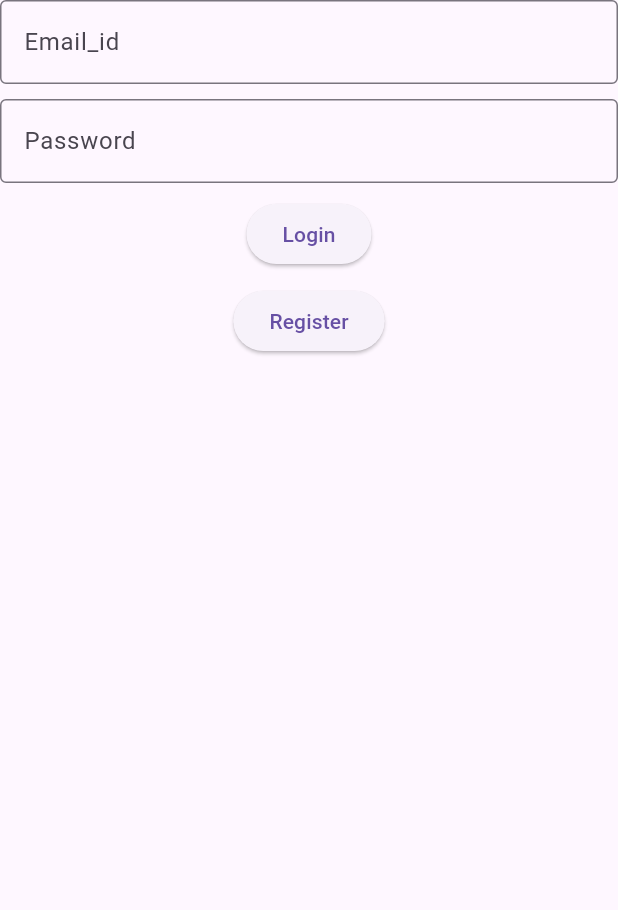
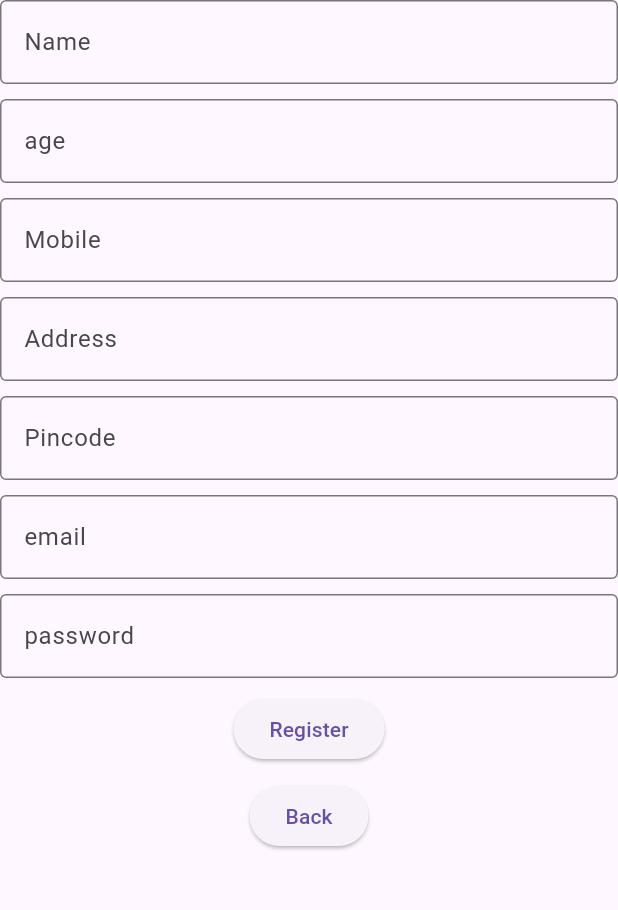
Before and after one commit to Naslanas/blog_app_frondend, a Flutter app: the screen it shows after launch, after a tap on "Register", on a phone screen of 412 x 824 dp, the part 84-994 px from its top. Run offline on Flutter 3.47's test engine with Material 3 defaults, Android fonts, the phone set to English and light mode, and no system bars.

Commit message:
Register page updated

```diff
--- a/lib/pages/menupage.dart
+++ b/lib/pages/menupage.dart
@@ -1,3 +1,4 @@
+import 'package:blog/pages/register.dart';
 import 'package:flutter/material.dart';
 
 class Menupage extends StatefulWidget {
@@ -42,7 +43,9 @@ class _MenupageState extends State<Menupage> {
               });
             }, child: Text("Login")),
             SizedBox(height: 10,),
-            ElevatedButton(onPressed: (){}, child: Text("Register"))
+            ElevatedButton(onPressed: (){
+              Navigator.push(context, MaterialPageRoute(builder: (context)=>Register()));
+            }, child: Text("Register"))
           ],
         ),
       ),
--- /dev/null
+++ b/lib/pages/register.dart
@@ -0,0 +1,84 @@
+import 'package:flutter/material.dart';
+
+class Register extends StatefulWidget {
+  const Register({super.key});
+
+  @override
+  State<Register> createState() => _RegisterState();
+}
+
+class _RegisterState extends State<Register> {
+  @override
+  Widget build(BuildContext context) {
+    return MaterialApp(
+      home: Scaffold(
+        appBar: AppBar(
+          backgroundColor: Colors.lightBlue,
+          title: Text("Blog App"),
+        ),
+        body: Container(
+          child: Column(
+            children: [
+              TextField(
+                decoration: InputDecoration(
+                    labelText: "Name",
+                    border: OutlineInputBorder()
+                ),
+              ),
+              SizedBox(height: 10,),
+              TextField(
+                decoration: InputDecoration(
+                    labelText: "age",
+                    border: OutlineInputBorder()
+                ),
+              ),
+              SizedBox(height: 10,),
+              TextField(
+                decoration: InputDecoration(
+                    labelText: "Mobile",
+                    border: OutlineInputBorder()
+                ),
+              ),
+              SizedBox(height: 10,),
+              TextField(
+                decoration: InputDecoration(
+                    labelText: "Address",
+                    border: OutlineInputBorder()
+                ),
+              ),
+              SizedBox(height: 10,),
+              TextField(
+                decoration: InputDecoration(
+                    labelText: "Pincode",
+                    border: OutlineInputBorder()
+                ),
+              ),
+              SizedBox(height: 10,),
+              TextField(
+                decoration: InputDecoration(
+                    labelText: "email",
+                    border: OutlineInputBorder()
+                ),
+              ),
+              SizedBox(height: 10,),
+              TextField(
+                decoration: InputDecoration(
+                    labelText: "password",
+                    border: OutlineInputBorder()
+                ),
+              ),
+              SizedBox(height: 10,),
+              ElevatedButton(onPressed: (){}, child: Text("Register")),
+              SizedBox(height: 10,),
+              ElevatedButton(onPressed: (){
+                Navigator.pop(context);
+              }, child: Text("Back"))
+
+
+            ],
+          ),
+        ),
+      ),
+    );
+  }
+}
```
